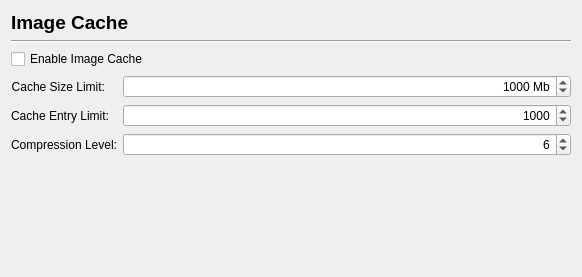
Above: scribus/ui/prefs_imagecachebase.ui from scribusproject/scribus before the change. Below: the same form after it.
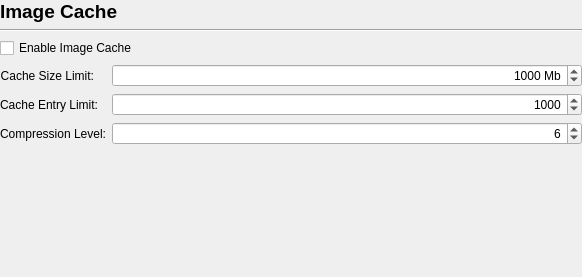
That is the form after the change.

Patch:
```diff
--- a/scribus/ui/prefs_imagecachebase.ui
+++ b/scribus/ui/prefs_imagecachebase.ui
@@ -14,6 +14,18 @@
    <string notr="true">Form</string>
   </property>
   <layout class="QVBoxLayout" name="verticalLayout">
+   <property name="leftMargin">
+    <number>0</number>
+   </property>
+   <property name="topMargin">
+    <number>0</number>
+   </property>
+   <property name="rightMargin">
+    <number>0</number>
+   </property>
+   <property name="bottomMargin">
+    <number>0</number>
+   </property>
    <item>
     <widget class="QLabel" name="label">
      <property name="font">
```
